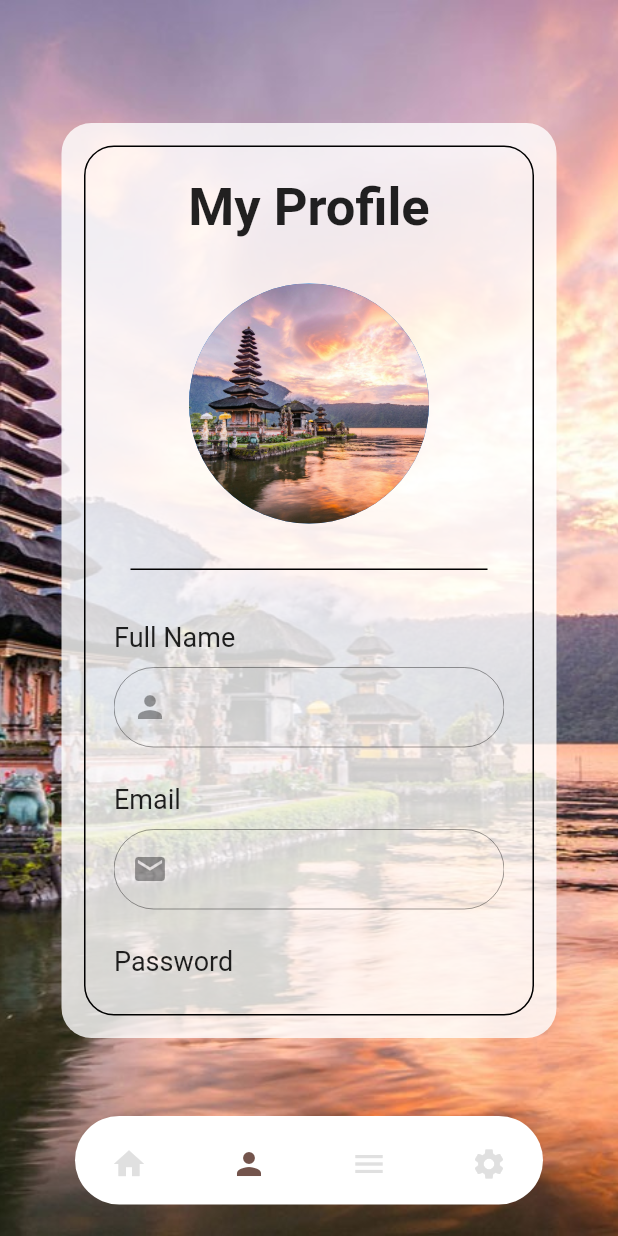
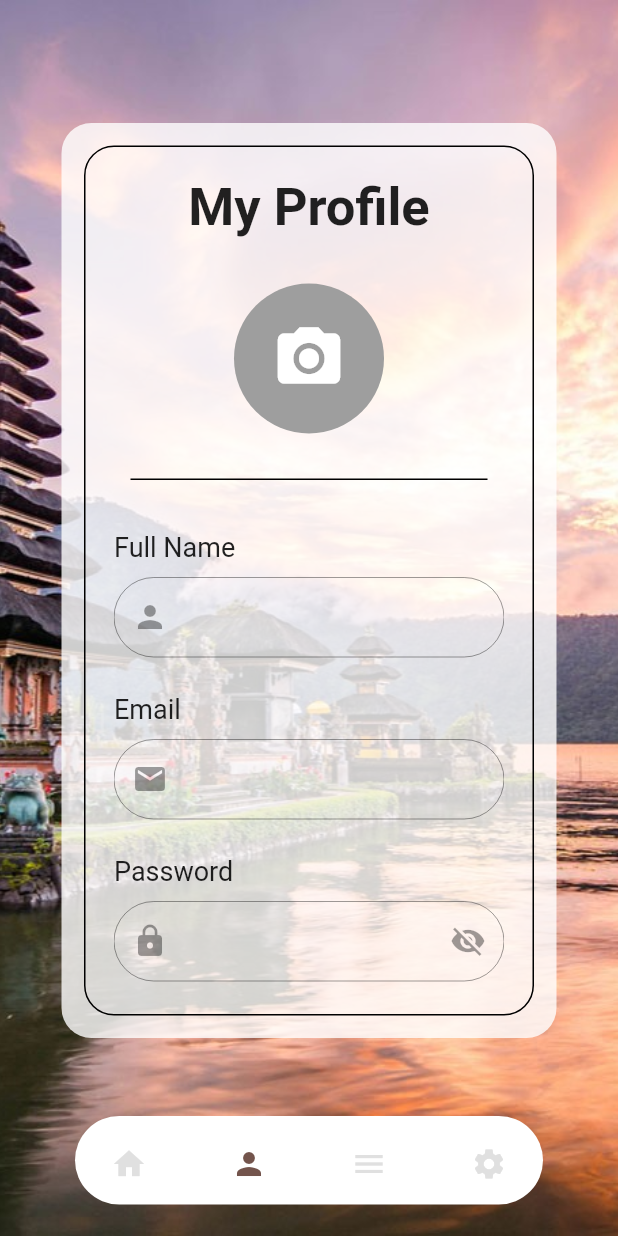
Before and after one commit to WIBU1234/tubespariwisata, a Flutter app: the Homepage screen opened directly, item 2 of the bottom bar chosen, on a phone screen of 412 x 824 dp. Run offline on Flutter 3.47's test engine with Material 2 defaults, Android fonts, the phone set to English and light mode, and no system bars; drawn by our look-alikes of dot_navigation_bar; our stand-ins replace camera, cloud_firestore, firebase_core, shared_preferences; accounts and stored records are empty.

Commit message:
Kamera berhasil diimplementasi

```diff
--- a/lib/page/homepage/homepage.dart
+++ b/lib/page/homepage/homepage.dart
@@ -2,11 +2,16 @@
 import 'package:flutter/material.dart';
 import 'package:dot_navigation_bar/dot_navigation_bar.dart';
 import 'package:intl/intl.dart';
+import 'package:camera/camera.dart';
+import 'dart:convert';
+import 'dart:typed_data';
 // IMPORT LIB FROM FUNCTION
 import 'package:tubespariwisata/sharedPreferencesFunction/shared.dart';
 import 'package:tubespariwisata/entity/user.dart';
 import 'package:tubespariwisata/firebaseFunction/functionFirebaseHelper.dart';
 import 'package:tubespariwisata/anotherPageLauncher/launcher.dart';
+// IMPORT FORCE PAGE
+import 'package:tubespariwisata/hardware/camera.dart';
 
 class Homepage extends StatefulWidget {
   const Homepage({Key? key}) : super(key: key);
@@ -92,6 +97,7 @@ class _HomePageState extends State<Homepage> {
     TextEditingController controllerTanggalLahir = TextEditingController();
     bool isPasswordVisible = true;
 
+
     Future<void> selectDate() async {
       DateTime? picked = await showDatePicker(
         context: context,
@@ -154,17 +160,47 @@ class _HomePageState extends State<Homepage> {
                           ),
                         ),
                         const SizedBox(height: 20),
-                        const Padding(
+
+                        Padding(
                           padding: EdgeInsets.all(10.0),
                           child: Align(
                             alignment: Alignment.topCenter,
-                            child: CircleAvatar(
-                              radius: 80,
-                              backgroundImage:
-                                  AssetImage("resources/images/bali.jpg"),
+                            child: Container(
+                              width: 100,
+                              height: 100,
+                              decoration: const BoxDecoration(
+                                shape: BoxShape.circle,
+                                color: Colors.grey,
+                              ),
+                              child: InkWell(
+                                onTap: () async {
+                                  await availableCameras().then((value) => Navigator.push(
+                                      context,
+                                      MaterialPageRoute(
+                                          builder: (_) =>
+                                              CameraPage(cameras: value, user: userTemp!))));
+                                },
+                                child: Center(
+                                  // child: widget.picture != null
+                                  child: userTemp!.imageFoto != ""
+                                      ? ClipOval(
+                                          child: Image.memory(
+                                              Uint8List.fromList(base64.decode(userTemp!.imageFoto)),
+                                              fit: BoxFit.cover,
+                                              width: 100,
+                                              height: 100),
+                                        )
+                                      : const Icon(
+                                          Icons.photo_camera,
+                                          color: Colors.white,
+                                          size: 50.0,
+                                        ),
+                                ),
+                              ),
                             ),
                           ),
                         ),
+
                         const SizedBox(height: 20),
                         Padding(
                           padding: const EdgeInsets.only(right: 30, left: 30),
@@ -182,7 +218,7 @@ class _HomePageState extends State<Homepage> {
 
                         const SizedBox(height: 10),
                         Container(
-                            height: 270,
+                            height: 340,
                             width: 260,
                             child: SingleChildScrollView(
                               child: Column(
```
Also changed, not shown: lib/anotherPageLauncher/launcher.dart (+7 -0 lines), lib/hardware/camera.dart (+134 -0 lines).
